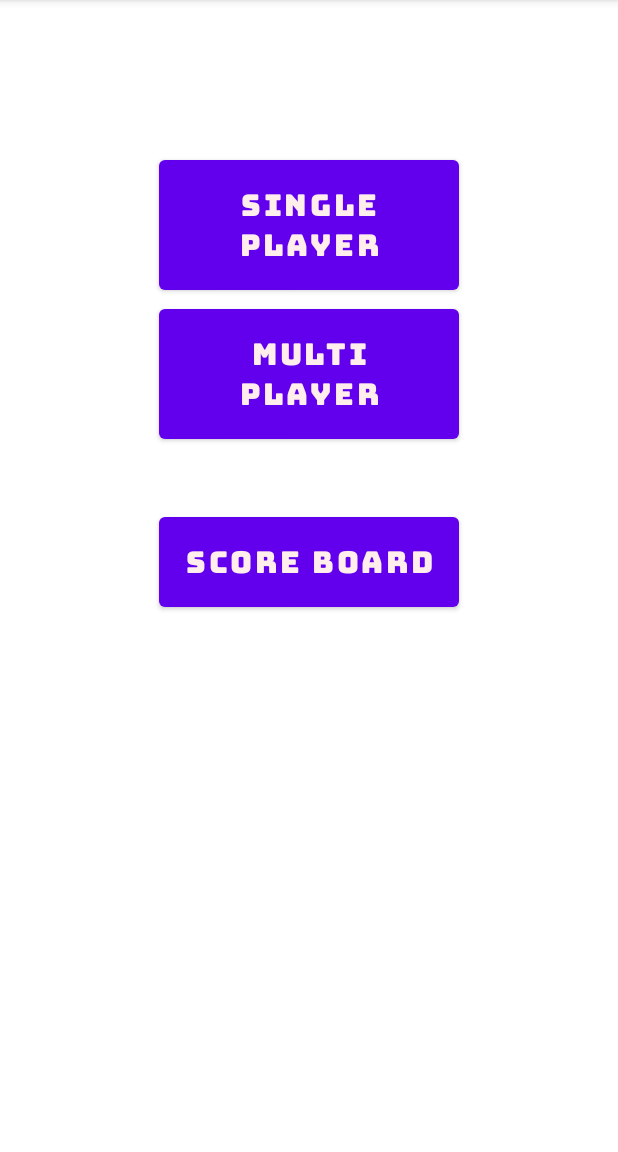
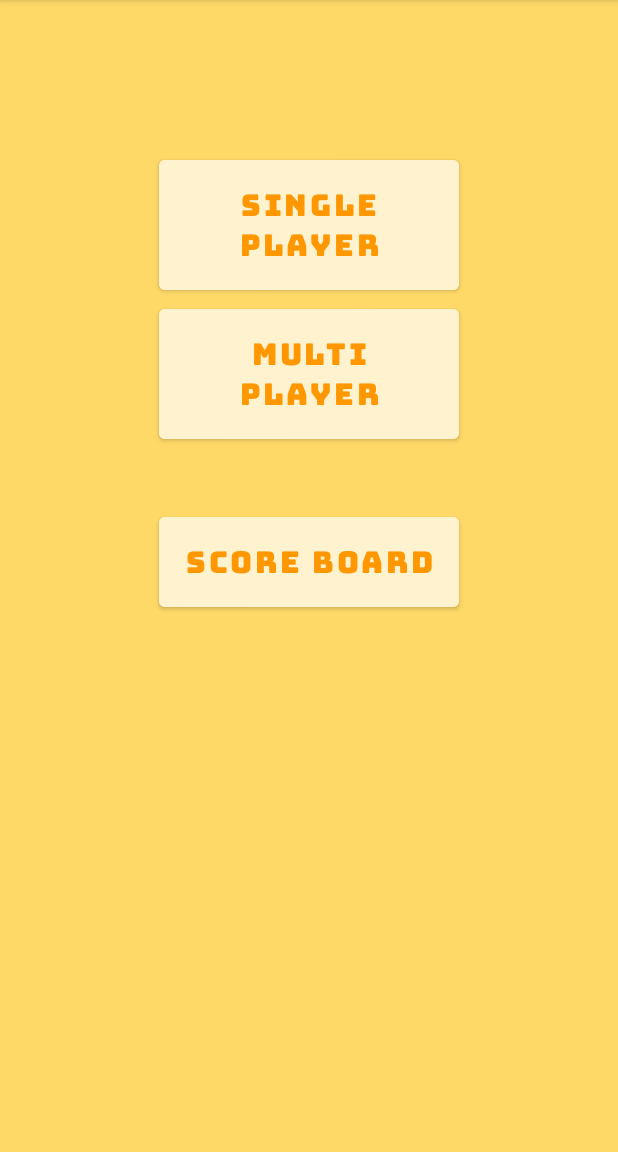
Before and after one commit to beirrie/memory-game-android-app, an Android app: the screen it shows after launch (MainActivity), on a phone screen of 412 x 824 dp, the part 84-1236 px from its top. Run offline under Robolectric (Android 15) with nearby library versions, the light colour scheme and no system bars; Roboto replaces fonts that are not available here.

Commit message:
ui change

```diff
--- a/app/src/main/res/layout/activity_main.xml
+++ b/app/src/main/res/layout/activity_main.xml
@@ -4,6 +4,7 @@
     xmlns:tools="http://schemas.android.com/tools"
     android:layout_width="match_parent"
     android:layout_height="match_parent"
+    android:background="@color/yellow_200"
     tools:context=".MainActivity">
 
     <Button
@@ -14,9 +15,10 @@
         android:fontFamily="@font/bungee"
         android:onClick="playClickHandlerSP"
         android:text="@string/playSP"
-        android:textColor="#ffeeec"
+        android:textColor="#FF9800"
         android:textSize="20sp"
         android:layout_marginTop="100dp"
+        android:backgroundTint="@color/light_yellow"
         app:layout_constraintBottom_toTopOf="@+id/btnPlayMP"
         app:layout_constraintEnd_toEndOf="parent"
         app:layout_constraintStart_toStartOf="parent"
@@ -30,8 +32,9 @@
         android:fontFamily="@font/bungee"
         android:onClick="playClickHandlerMP"
         android:text="@string/playMP"
-        android:textColor="#ffeeec"
+        android:textColor="#FF9800"
         android:textSize="20sp"
+        android:backgroundTint="@color/light_yellow"
         android:layout_marginTop="200dp"
         app:layout_constraintBottom_toTopOf="@+id/btnScoreBoard"
         app:layout_constraintEnd_toEndOf="parent"
@@ -47,7 +50,8 @@
         android:fontFamily="@font/bungee"
         android:onClick="scoreBoardClickHandler"
         android:text="Score Board"
-        android:textColor="#ffeeec"
+        android:backgroundTint="@color/light_yellow"
+        android:textColor="#FF9800"
         android:textSize="20sp"
         app:layout_constraintEnd_toEndOf="parent"
         app:layout_constraintStart_toStartOf="parent"
```
